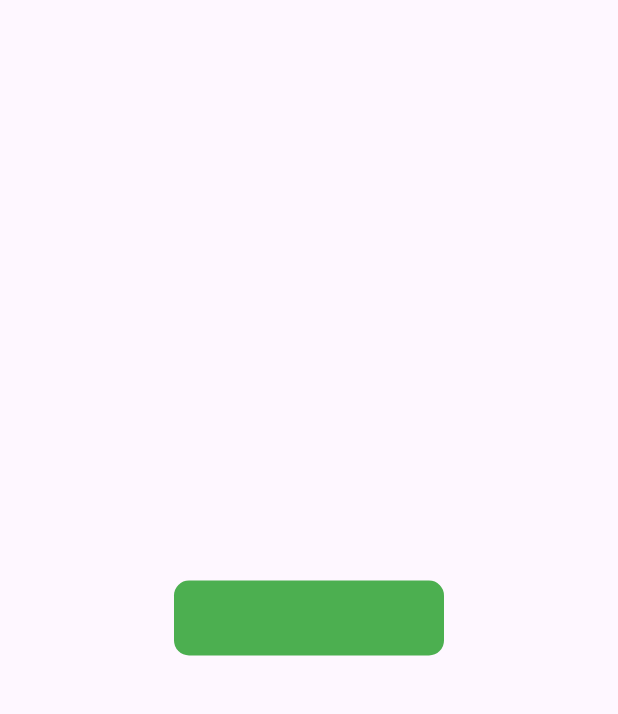
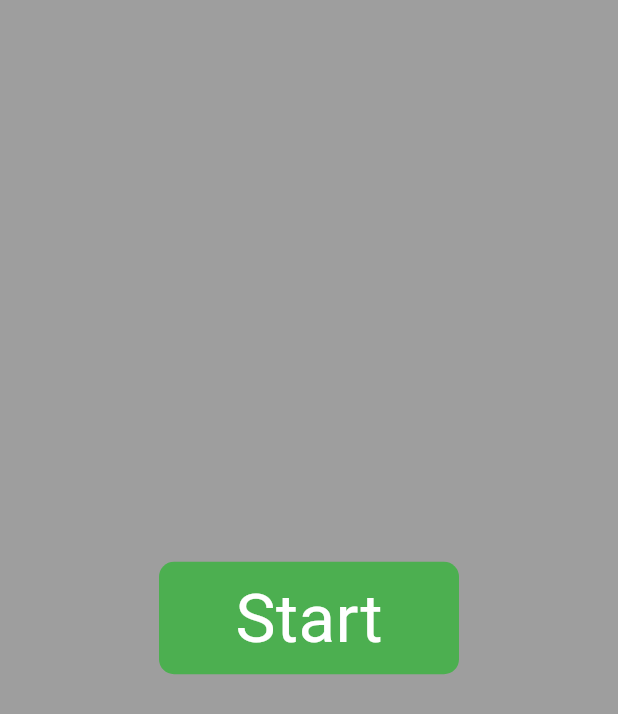
Before and after one commit to shuvoprosadsarnakar/annike_game, a Flutter app: the screen it shows after launch, on a phone screen of 412 x 824 dp. Shown: the top 714 px of the screen. Run offline on Flutter 3.47's test engine with Material 3 defaults, Android fonts, the phone set to English and light mode, and no system bars; missing offline and left inert: flame, flame_audio.

Commit message:
Refactor flappy bird and home screen UI

```diff
--- a/lib/screen/home_page.dart
+++ b/lib/screen/home_page.dart
@@ -12,6 +12,7 @@ class _MyHomePageState extends State<MyHomePage> {
   @override
   Widget build(BuildContext context) {
     return Scaffold(
+      backgroundColor: Colors.black38,
       body: Center(
         child: Column(
           mainAxisAlignment: MainAxisAlignment.center,
@@ -26,11 +27,17 @@ class _MyHomePageState extends State<MyHomePage> {
                 );
               },
               child: Container(
-                height: 50,
-                width: 180,
+                height: 75,
+                width: 200,
                 decoration: BoxDecoration(
                   color: Colors.green,
                   borderRadius: BorderRadius.circular(10),
+                ),
+                child: Center(
+                  child: Text(
+                    "Start",
+                    style: TextStyle(color: Colors.white, fontSize: 45),
+                  ),
                 ),
               ),
             ),
```
Also changed, not shown: lib/screen/flappybird/flappybird_game.dart (+5 -31 lines), lib/screen/game_page.dart (+9 -6 lines), 1 other file.
